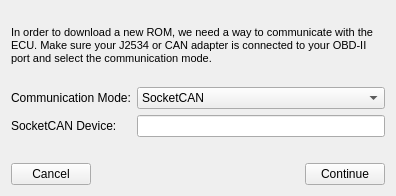
Before: the Qt Designer form src/ui/downloadwindow.ui in LibreTuner/LibreTuner, drawn with Qt 5.
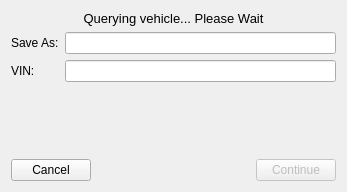
After: the same form once the commit is applied. The open tabs and pages were chosen to show the change.

What changed in the file:
```diff
--- a/src/ui/downloadwindow.ui
+++ b/src/ui/downloadwindow.ui
@@ -9,8 +9,8 @@
    <rect>
     <x>0</x>
     <y>0</y>
-    <width>396</width>
-    <height>196</height>
+    <width>347</width>
+    <height>192</height>
    </rect>
   </property>
   <property name="sizePolicy">
@@ -66,130 +66,38 @@
           </sizepolicy>
          </property>
          <property name="text">
-          <string>&lt;html&gt;&lt;head/&gt;&lt;body&gt;&lt;p&gt;&lt;span style=&quot; font-size:8pt;&quot;&gt;Select a vehicle to download the ROM from and a name&lt;/span&gt;&lt;/p&gt;&lt;/body&gt;&lt;/html&gt;</string>
+          <string>&lt;html&gt;&lt;head/&gt;&lt;body&gt;&lt;p&gt;&lt;span style=&quot; font-size:10pt;&quot;&gt;Querying vehicle... Please Wait&lt;/span&gt;&lt;/p&gt;&lt;/body&gt;&lt;/html&gt;</string>
          </property>
          <property name="textFormat">
           <enum>Qt::RichText</enum>
          </property>
-        </widget>
-       </item>
-       <item>
-        <layout class="QFormLayout" name="formLayout_2">
-         <item row="0" column="0">
-          <widget class="QLabel" name="label_4">
-           <property name="sizePolicy">
-            <sizepolicy hsizetype="Preferred" vsizetype="Preferred">
-             <horstretch>0</horstretch>
-             <verstretch>0</verstretch>
-            </sizepolicy>
-           </property>
-           <property name="text">
-            <string>Vehicle:</string>
-           </property>
-          </widget>
-         </item>
-         <item row="0" column="1">
-          <widget class="QComboBox" name="comboVehicle">
-           <property name="sizePolicy">
-            <sizepolicy hsizetype="Expanding" vsizetype="Fixed">
-             <horstretch>0</horstretch>
-             <verstretch>0</verstretch>
-            </sizepolicy>
-           </property>
-          </widget>
-         </item>
-         <item row="1" column="0">
-          <widget class="QLabel" name="label_5">
-           <property name="text">
-            <string>Name:</string>
-           </property>
-          </widget>
-         </item>
-         <item row="1" column="1">
-          <widget class="QLineEdit" name="lineName"/>
-         </item>
-        </layout>
-       </item>
-      </layout>
-     </widget>
-     <widget class="QWidget" name="pageMode">
-      <layout class="QVBoxLayout" name="verticalLayout_3">
-       <property name="spacing">
-        <number>6</number>
-       </property>
-       <property name="sizeConstraint">
-        <enum>QLayout::SetMinimumSize</enum>
-       </property>
-       <property name="leftMargin">
-        <number>0</number>
-       </property>
-       <property name="topMargin">
-        <number>0</number>
-       </property>
-       <property name="rightMargin">
-        <number>0</number>
-       </property>
-       <property name="bottomMargin">
-        <number>0</number>
-       </property>
-       <item>
-        <widget class="QLabel" name="label_2">
-         <property name="text">
-          <string>&lt;html&gt;&lt;head/&gt;&lt;body&gt;&lt;p&gt;&lt;span style=&quot; font-size:8pt;&quot;&gt;In order to download a new ROM, we need a way to communicate with the ECU. Make sure your J2534 or CAN adapter is connected to your OBD-II port and select the communication mode.&lt;/span&gt;&lt;/p&gt;&lt;/body&gt;&lt;/html&gt;</string>
-         </property>
-         <property name="textFormat">
-          <enum>Qt::RichText</enum>
-         </property>
-         <property name="wordWrap">
-          <bool>true</bool>
+         <property name="alignment">
+          <set>Qt::AlignCenter</set>
          </property>
         </widget>
        </item>
        <item>
         <layout class="QFormLayout" name="formLayout">
-         <item row="0" column="1">
-          <widget class="QComboBox" name="comboMode">
-           <property name="sizePolicy">
-            <sizepolicy hsizetype="Expanding" vsizetype="Fixed">
-             <horstretch>0</horstretch>
-             <verstretch>0</verstretch>
-            </sizepolicy>
-           </property>
-           <property name="sizeAdjustPolicy">
-            <enum>QComboBox::AdjustToContents</enum>
-           </property>
-           <item>
-            <property name="text">
-             <string>SocketCAN</string>
-            </property>
-           </item>
-           <item>
-            <property name="text">
-             <string>J2534</string>
-            </property>
-           </item>
-          </widget>
-         </item>
          <item row="0" column="0">
           <widget class="QLabel" name="label">
            <property name="text">
-            <string>Communication Mode:</string>
+            <string>Save As:</string>
            </property>
           </widget>
          </item>
+         <item row="0" column="1">
+          <widget class="QLineEdit" name="lineName"/>
+         </item>
          <item row="1" column="0">
-          <widget class="QLabel" name="labelSocketCAN">
-           <property name="enabled">
-            <bool>true</bool>
-           </property>
+          <widget class="QLabel" name="vinLabel">
            <property name="text">
-            <string>SocketCAN Device:</string>
+            <string>VIN:</string>
            </property>
           </widget>
          </item>
          <item row="1" column="1">
-          <widget class="QLineEdit" name="editSocketCAN">
-           <property name="enabled">
+          <widget class="QLineEdit" name="vinLineEdit">
+           <property name="readOnly">
             <bool>true</bool>
            </property>
           </widget>
@@ -244,6 +152,9 @@
      </item>
      <item>
       <widget class="QPushButton" name="buttonContinue">
+       <property name="enabled">
+        <bool>false</bool>
+       </property>
        <property name="text">
         <string>Continue</string>
        </property>
```
Left out of the diff: 4 changed lines with no effect on the pictures.
